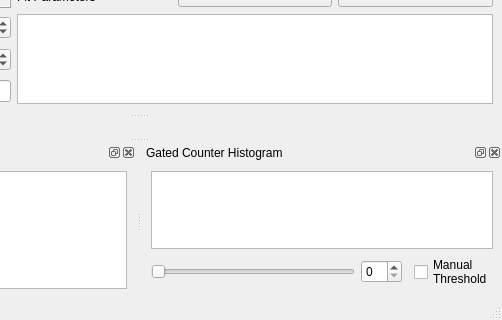
Above: gui/gated_counter/ui_gated_counter_gui.ui from Ulm-IQO/qudi before the change; both pictures show x 224 to 726 and y 91 to 411 of the 726 by 411 pixel window. Below: the same form after it.
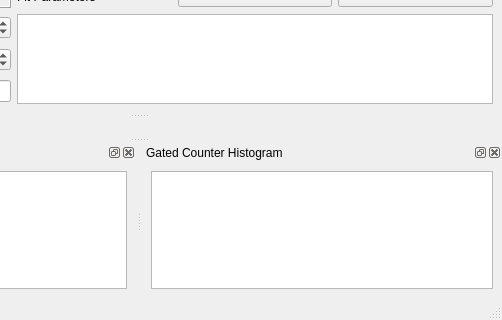
That is the form after the change. Icons and pictures are not drawn. Custom widgets are drawn as their Qt base class.

Commit message: Removed the number of histogram bins controls from the gated counter GUI and logic. The histogram will now be created with a binwidth of 1 count and a range from zero to max(timetrace). One could think later on about adding the possibility to set the binwidth by hand but setting the total number of bins is pointless.

```diff
--- a/gui/gated_counter/ui_gated_counter_gui.ui
+++ b/gui/gated_counter/ui_gated_counter_gui.ui
@@ -108,28 +108,7 @@
     <layout class="QGridLayout" name="gridLayout_6">
      <item row="0" column="0">
       <layout class="QGridLayout" name="gridLayout_4">
-       <item row="1" column="1">
-        <widget class="QSpinBox" name="hist_bins_SpinBox"/>
-       </item>
-       <item row="1" column="0">
-        <widget class="QSlider" name="hist_bins_Slider">
-         <property name="toolTip">
-          <string>&lt;html&gt;&lt;head/&gt;&lt;body&gt;&lt;p&gt;Set the amout of bins which are&lt;br/&gt;summed together to obtain a &lt;br/&gt;point  (as the summed value) in the &lt;br/&gt;histogram.&lt;/p&gt;&lt;/body&gt;&lt;/html&gt;</string>
-         </property>
-         <property name="orientation">
-          <enum>Qt::Horizontal</enum>
-         </property>
-        </widget>
-       </item>
-       <item row="1" column="3">
-        <widget class="QCheckBox" name="checkBox">
-         <property name="text">
-          <string>Manual
-Threshold</string>
-         </property>
-        </widget>
-       </item>
-       <item row="0" column="0" colspan="4">
+       <item row="0" column="0" colspan="3">
         <widget class="PlotWidget" name="histogram_PlotWidget">
          <property name="sizePolicy">
           <sizepolicy hsizetype="Expanding" vsizetype="Preferred">
```
Left out of the diff: 6 changed lines with no effect on the pictures. The commit also changes 2 other files.
